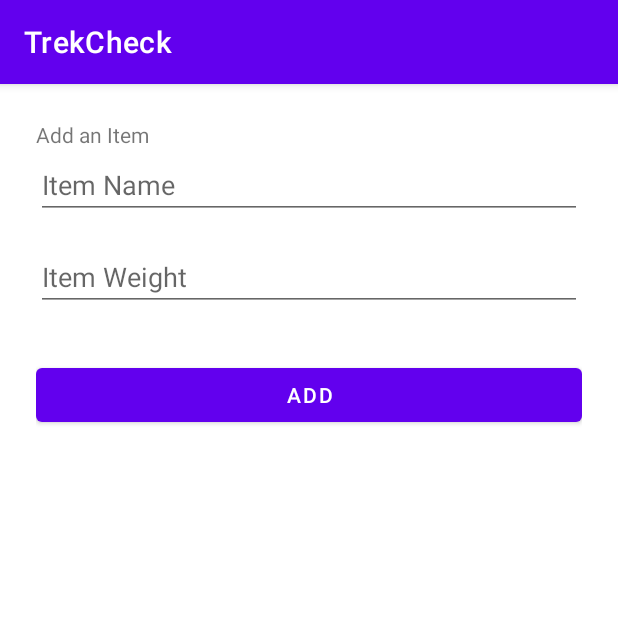
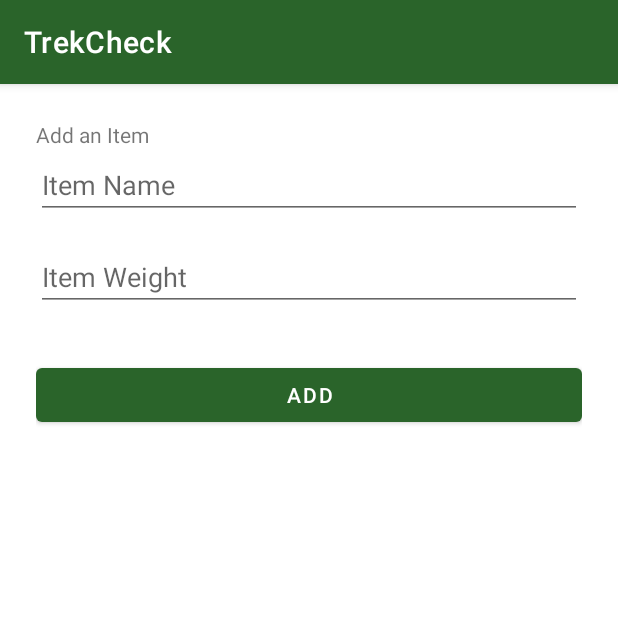
Before and after one commit to RichardVong192/TrekCheck, an Android app: the screen it shows after launch (MainActivity), after a tap on "TODO", on a phone screen of 412 x 824 dp, the top half of it. Run offline under Robolectric (Android 15) with nearby library versions, the phone set to English and light mode, and no system bars; our stand-ins replace Room's generated code, navigation-ui.

Commit message:
Change header colours and stuff

```diff
--- a/app/src/main/res/layout/activity_main.xml
+++ b/app/src/main/res/layout/activity_main.xml
@@ -4,7 +4,8 @@
     xmlns:tools="http://schemas.android.com/tools"
     android:layout_width="match_parent"
     android:layout_height="match_parent"
-    tools:context=".MainActivity">
+    tools:context=".MainActivity"
+    android:background="#FFFFFF">
 
     <androidx.fragment.app.FragmentContainerView
         android:id="@+id/nav_host_fragment"
--- a/app/src/main/res/values/themes.xml
+++ b/app/src/main/res/values/themes.xml
@@ -2,8 +2,8 @@
     <!-- Base application theme. -->
     <style name="Theme.MyApplication" parent="Theme.MaterialComponents.DayNight.DarkActionBar">
         <!-- Primary brand color. -->
-        <item name="colorPrimary">@color/purple_500</item>
-        <item name="colorPrimaryVariant">@color/purple_700</item>
+        <item name="colorPrimary">#2A642A</item>
+        <item name="colorPrimaryVariant">#6C6A71</item>
         <item name="colorOnPrimary">@color/white</item>
         <!-- Secondary brand color. -->
         <item name="colorSecondary">@color/teal_200</item>
```
